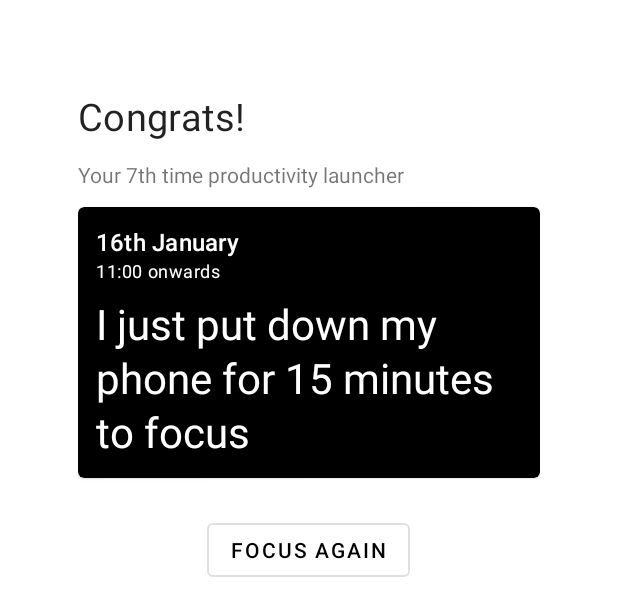
After one commit to PriyabrataNaskar/Focus, an Android app: the layout congrats_card.xml on its own in the app's theme, with its tools: preview values and no code run, on a phone screen of 412 x 824 dp. The commit adds this screen. Shown: the top 616 px of the screen. Run offline under Robolectric (Android 15) with nearby library versions, the phone set to English and light mode, and no system bars.

Commit message:
Congrats Card Designed

```diff
--- a/app/src/main/java/com/priyo/focus/StatisticsActivity.java
+++ b/app/src/main/java/com/priyo/focus/StatisticsActivity.java
@@ -49,7 +49,7 @@ public class StatisticsActivity extends AppCompatActivity {
                             Data workProgress = workInfos.get(0).getProgress();
                             int value = workProgress.getInt(ARG_PROGRESS, 0);
                             Log.d(TAG,"Val " + value);
-                            timeTextView.setText(String.valueOf(value));
+                            timeTextView.setText(FormatUtils.formatTime(value));
                             if (workInfos.get(0).getState() == WorkInfo.State.SUCCEEDED) {
                                 Toast.makeText(getApplicationContext(), "Work Success", Toast.LENGTH_SHORT).show();
                             }
--- /dev/null
+++ b/app/src/main/res/layout/congrats_card.xml
@@ -0,0 +1,87 @@
+<?xml version="1.0" encoding="utf-8"?>
+<com.google.android.material.card.MaterialCardView xmlns:android="http://schemas.android.com/apk/res/android"
+    xmlns:app="http://schemas.android.com/apk/res-auto"
+    xmlns:tools="http://schemas.android.com/tools"
+    android:id="@+id/congrats_card"
+    android:layout_width="match_parent"
+    android:layout_height="wrap_content"
+    android:layout_margin="40dp"
+    android:layout_marginTop="60dp"
+    app:cardCornerRadius="12dp"
+    app:strokeColor="#E1E1E1">
+
+    <LinearLayout
+        android:layout_width="match_parent"
+        android:layout_height="match_parent"
+        android:layout_marginStart="12dp"
+        android:layout_marginTop="20dp"
+        android:layout_marginEnd="12dp"
+        android:layout_marginBottom="12dp"
+        android:orientation="vertical">
+
+        <TextView
+            android:id="@+id/title_text_congrats"
+            style="@style/TextAppearance.MaterialComponents.Subtitle1"
+            android:layout_width="wrap_content"
+            android:layout_height="wrap_content"
+            android:layout_marginBottom="12dp"
+            android:text="@string/congrats"
+            android:textSize="25sp" />
+
+        <TextView
+            android:id="@+id/subtitle_text"
+            android:layout_width="wrap_content"
+            android:layout_height="wrap_content"
+            android:layout_marginBottom="12dp"
+            android:text="@string/productivity_launcher" />
+
+        <com.google.android.material.card.MaterialCardView
+            android:id="@+id/nested_detail_card"
+            android:layout_width="match_parent"
+            android:layout_height="wrap_content"
+            android:backgroundTint="@color/black">
+
+            <LinearLayout
+                android:layout_width="match_parent"
+                android:layout_height="match_parent"
+                android:layout_margin="12dp"
+                android:orientation="vertical">
+
+                <TextView
+                    android:id="@+id/date"
+                    style="@style/TextAppearance.Material3.TitleMedium"
+                    android:layout_width="wrap_content"
+                    android:layout_height="wrap_content"
+                    android:textColor="@color/white"
+                    tools:text="16th January" />
+
+                <TextView
+                    android:id="@+id/time"
+                    style="@style/TextAppearance.MaterialComponents.Caption"
+                    android:layout_width="wrap_content"
+                    android:layout_height="wrap_content"
+                    android:textColor="@color/white"
+                    tools:text="11:00 onwards" />
+
+                <TextView
+                    android:id="@+id/content_text"
+                    style="@style/TextAppearance.Material3.HeadlineMedium"
+                    android:layout_width="wrap_content"
+                    android:layout_height="wrap_content"
+                    android:layout_marginTop="8dp"
+                    android:textColor="@color/white"
+                    tools:text="I just put down my phone for 15 minutes to focus" />
+            </LinearLayout>
+        </com.google.android.material.card.MaterialCardView>
+
+        <com.google.android.material.button.MaterialButton
+            android:id="@+id/focus_again_button"
+            style="@style/Widget.MaterialComponents.Button.OutlinedButton"
+            android:layout_width="wrap_content"
+            android:layout_height="wrap_content"
+            android:layout_gravity="center"
+            android:layout_margin="24dp"
+            android:layout_marginTop="30dp"
+            android:text="@string/focus_again" />
+    </LinearLayout>
+</com.google.android.material.card.MaterialCardView>
--- a/app/src/main/res/values/strings.xml
+++ b/app/src/main/res/values/strings.xml
@@ -8,5 +8,8 @@
     <string name="statistics">Statistics</string>
     <string name="notification_title">Focusing</string>
     <string name="time">10 : 20</string>
+    <string name="focus_again">Focus Again</string>
+    <string name="congrats">Congrats!</string>
+    <string name="productivity_launcher">Your 7th time productivity launcher</string>
 
 </resources>
```
Also changed, not shown: app/src/main/AndroidManifest.xml (+7 -0 lines), app/src/main/java/com/priyo/focus/CountDownWorker.java (+6 -21 lines), app/src/main/java/com/priyo/focus/FormatUtils.java (added, +28 -0 lines), app/src/main/java/com/priyo/focus/MainActivity.java (+41 -23 lines), app/src/main/res/layout/activity_main.xml (+13 -1 lines).
